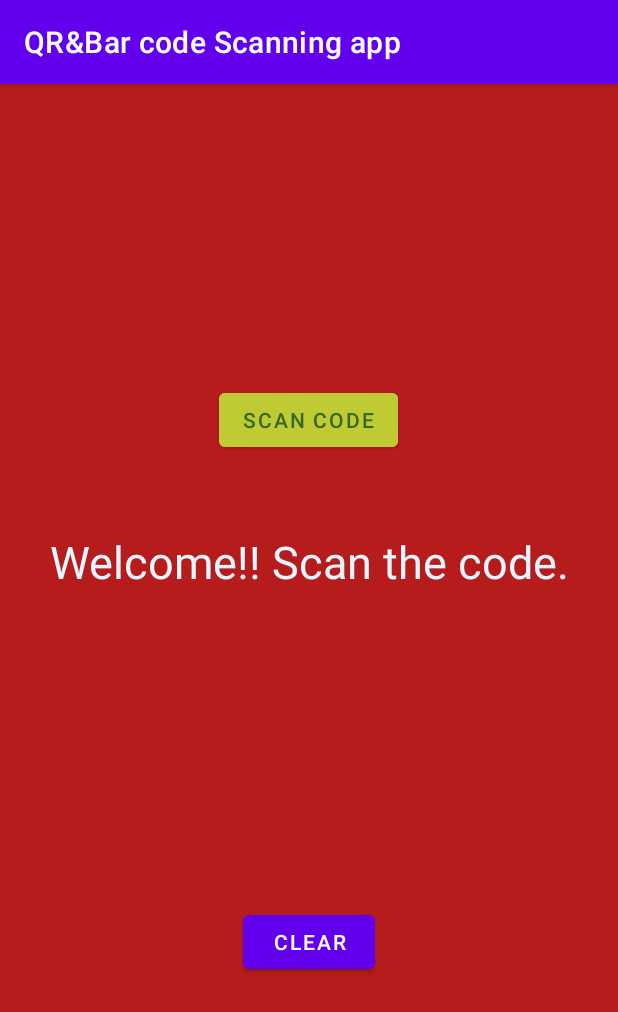
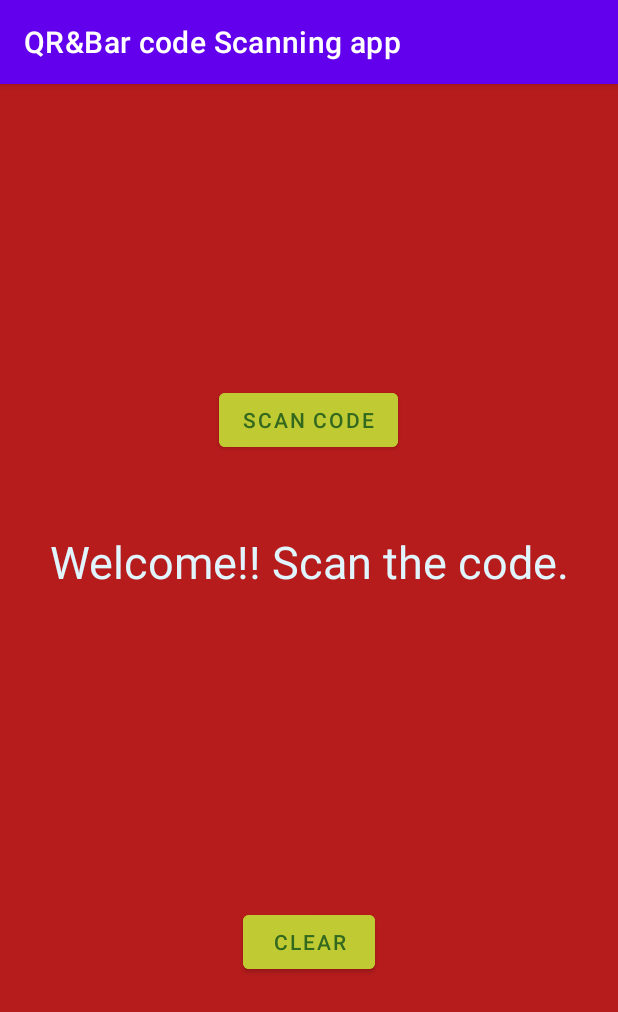
Before and after one commit to sekhar76405/AndRoiD_deV, an Android app: the screen it shows after launch (MainActivity), on a phone screen of 412 x 824 dp. Shown: the top 1012 px of the screen. Run offline under Robolectric (Android 15) with nearby library versions, the phone set to English and light mode, and no system bars; libraries missing offline, so code that uses them is left out: com.google.zxing.integration.

Commit message:
designed the Clear button

```diff
--- a/QRBarcodeScanningapp/app/src/main/res/layout/activity_main.xml
+++ b/QRBarcodeScanningapp/app/src/main/res/layout/activity_main.xml
@@ -18,7 +18,7 @@
         android:backgroundTint="#C0CA33"
         android:onClick="ScanButton"
         android:text="SCAN CODE"
-        android:textColor="#33691E"></Button>
+        android:textColor="#33691E"/>
 
     <TextView
         android:id="@+id/txtveiw"
@@ -38,7 +38,9 @@
         android:layout_height="wrap_content"
         android:layout_centerHorizontal="true"
         android:text="Clear"
+        android:backgroundTint="#C0CA33"
         android:layout_below="@id/txtveiw"
+        android:textColor="#33691E"
          />
 
 
```
